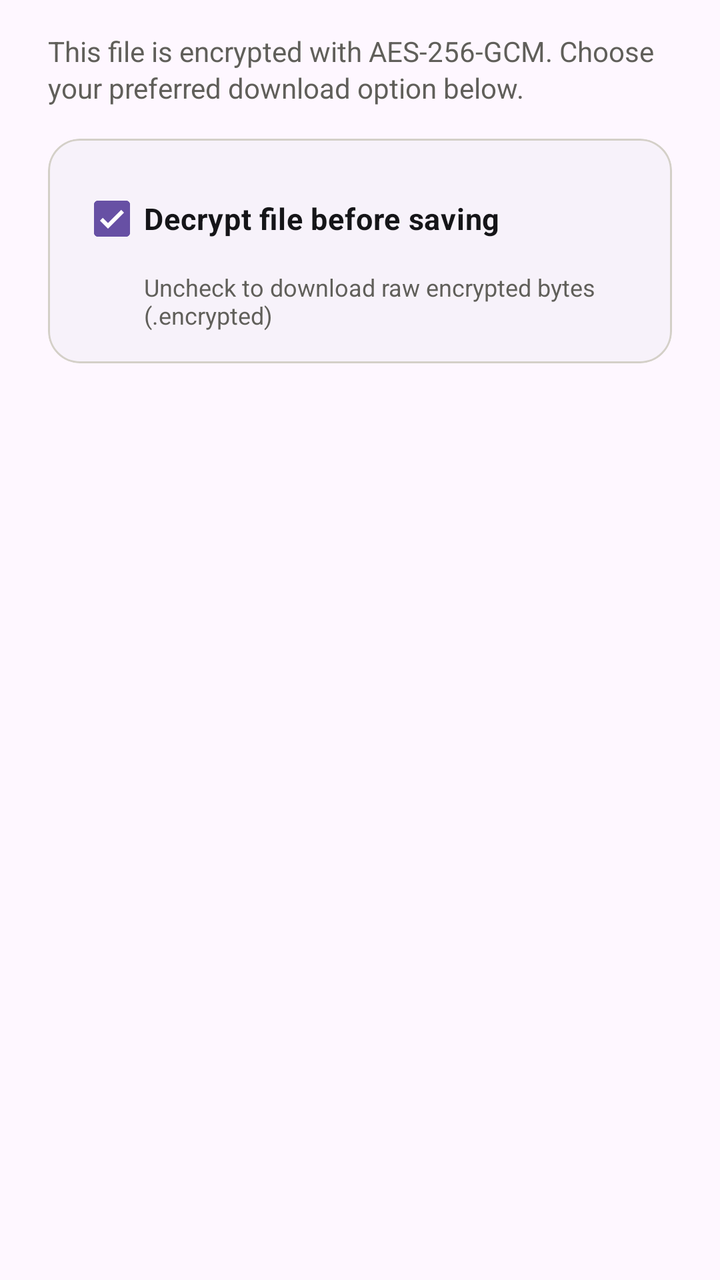
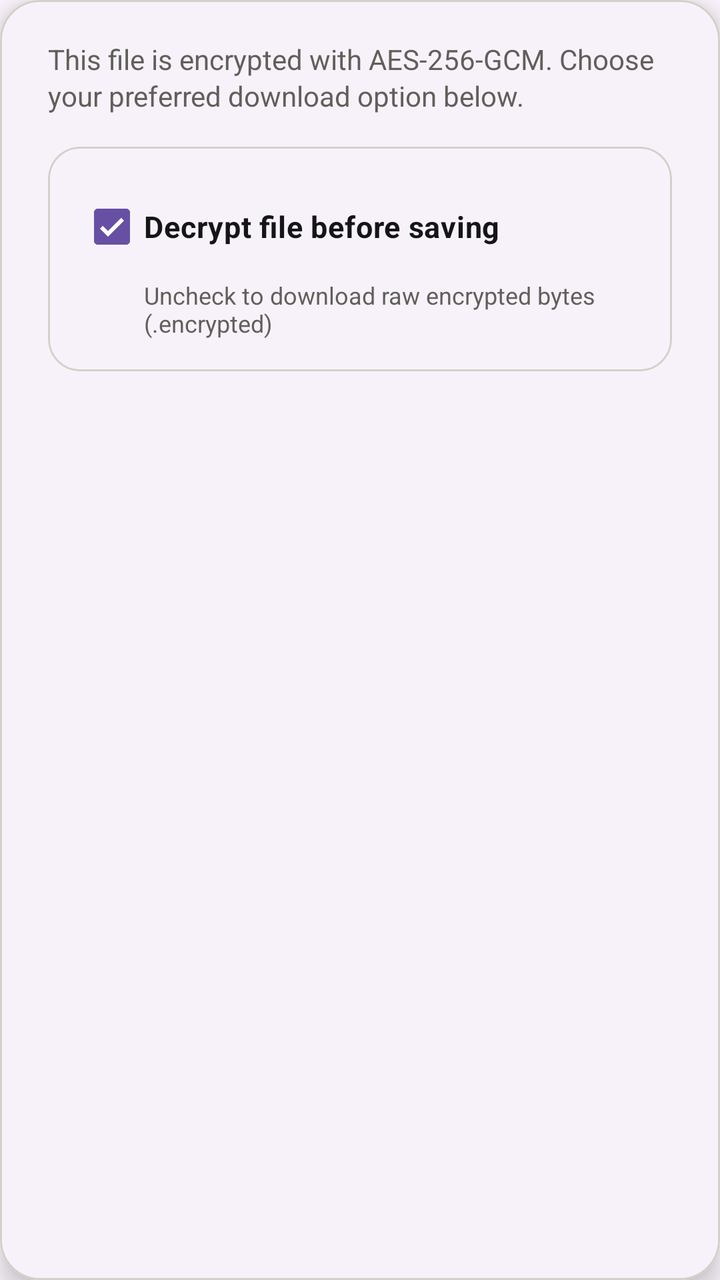

Two renders of the same Android screen: before a commit and after it. Below are the layout's source before the change and the commit's diff.
<!-- AndroidManifest.xml: application theme Theme.CipherVault -->
<!-- res/layout/dialog_download_options.xml -->
<?xml version="1.0" encoding="utf-8"?>
<LinearLayout xmlns:android="http://schemas.android.com/apk/res/android"
    xmlns:app="http://schemas.android.com/apk/res-auto"
    android:layout_width="match_parent"
    android:layout_height="wrap_content"
    android:orientation="vertical"
    android:paddingHorizontal="24dp"
    android:paddingTop="16dp"
    android:paddingBottom="8dp">

    
    <TextView
        android:id="@+id/tvDialogMessage"
        android:layout_width="match_parent"
        android:layout_height="wrap_content"
        android:text="@string/download_dialog_msg_aes"
        android:textColor="?attr/colorOnSurfaceVariant"
        android:textSize="14sp"
        android:lineSpacingExtra="2dp" />

    
    <com.google.android.material.card.MaterialCardView
        style="@style/Widget.Material3.CardView.Filled"
        android:layout_width="match_parent"
        android:layout_height="wrap_content"
        android:layout_marginTop="16dp"
        app:cardCornerRadius="16dp"
        app:cardElevation="0dp"
        app:strokeWidth="1dp"
        app:strokeColor="?attr/colorOutlineVariant"
        app:cardBackgroundColor="?attr/colorSurfaceContainerLow">

        <LinearLayout
            android:layout_width="match_parent"
            android:layout_height="wrap_content"
            android:orientation="vertical"
            android:padding="16dp">

            <com.google.android.material.checkbox.MaterialCheckBox
                android:id="@+id/cbDecrypt"
                android:layout_width="match_parent"
                android:layout_height="wrap_content"
                android:checked="true"
                android:text="@string/cb_decrypt_label"
                android:textColor="?attr/colorOnSurface"
                android:textSize="15sp"
                android:textStyle="bold" />

            <TextView
                android:id="@+id/tvDecryptHint"
                android:layout_width="match_parent"
                android:layout_height="wrap_content"
                android:layout_marginStart="32dp"
                android:layout_marginTop="2dp"
                android:text="@string/cb_decrypt_hint"
                android:textColor="?attr/colorOnSurfaceVariant"
                android:textSize="12sp" />
        </LinearLayout>
    </com.google.android.material.card.MaterialCardView>

</LinearLayout>
<!-- resources referenced by this layout -->
<resources>
  <string name="cb_decrypt_hint">Uncheck to download raw encrypted bytes (.encrypted)</string>
  <string name="cb_decrypt_label">Decrypt file before saving</string>
  <string name="download_dialog_msg_aes">This file is encrypted with AES-256-GCM. Choose your preferred download option below.</string>
  <style name="Theme.CipherVault" parent="Theme.Material3.DayNight.NoActionBar">
          
          <item name="colorSurface">@color/md_theme_light_surface</item>
          <item name="colorOnSurface">@color/md_theme_light_onSurface</item>
          <item name="colorSurfaceVariant">@color/md_theme_light_surfaceVariant</item>
          <item name="colorOnSurfaceVariant">@color/md_theme_light_onSurfaceVariant</item>
          <item name="colorOutline">@color/md_theme_light_outline</item>
          <item name="colorOutlineVariant">@color/md_theme_light_outlineVariant</item>
  
          
          <item name="android:statusBarColor">@android:color/transparent</item>
          <item name="android:navigationBarColor">@android:color/transparent</item>
          <item name="android:windowLightStatusBar">true</item>
          <item name="android:windowLightNavigationBar" tools:targetApi="o_mr1">true</item>
      </style>
  <color name="md_theme_light_surface">#F9F8F6</color>
  <color name="md_theme_light_onSurface">#151518</color>
  <color name="md_theme_light_surfaceVariant">#E6E3DD</color>
  <color name="md_theme_light_onSurfaceVariant">#605F5A</color>
  <color name="md_theme_light_outline">#8A8882</color>
  <color name="md_theme_light_outlineVariant">#D4D0C8</color>
</resources>

<!-- the commit's change to res/layout/dialog_download_options.xml (unified diff, before → after) -->
@@ -1,61 +1,72 @@
 <?xml version="1.0" encoding="utf-8"?>
-<LinearLayout xmlns:android="http://schemas.android.com/apk/res/android"
+<com.google.android.material.card.MaterialCardView
+    xmlns:android="http://schemas.android.com/apk/res/android"
     xmlns:app="http://schemas.android.com/apk/res-auto"
     android:layout_width="match_parent"
     android:layout_height="wrap_content"
-    android:orientation="vertical"
-    android:paddingHorizontal="24dp"
-    android:paddingTop="16dp"
-    android:paddingBottom="8dp">
+    app:cardCornerRadius="20dp"
+    app:cardElevation="8dp"
+    app:strokeWidth="1dp"
+    app:strokeColor="?attr/colorOutlineVariant"
+    app:cardBackgroundColor="?attr/colorSurfaceContainerLow">
 
-    
-    <TextView
-        android:id="@+id/tvDialogMessage"
+    <LinearLayout
         android:layout_width="match_parent"
         android:layout_height="wrap_content"
-        android:text="@string/download_dialog_msg_aes"
-        android:textColor="?attr/colorOnSurfaceVariant"
-        android:textSize="14sp"
-        android:lineSpacingExtra="2dp" />
+        android:orientation="vertical"
+        android:paddingHorizontal="24dp"
+        android:paddingTop="20dp"
+        android:paddingBottom="16dp">
 
-    
-    <com.google.android.material.card.MaterialCardView
-        style="@style/Widget.Material3.CardView.Filled"
-        android:layout_width="match_parent"
-        android:layout_height="wrap_content"
-        android:layout_marginTop="16dp"
-        app:cardCornerRadius="16dp"
-        app:cardElevation="0dp"
-        app:strokeWidth="1dp"
-        app:strokeColor="?attr/colorOutlineVariant"
-        app:cardBackgroundColor="?attr/colorSurfaceContainerLow">
-
-        <LinearLayout
+        
+        <TextView
+            android:id="@+id/tvDialogMessage"
             android:layout_width="match_parent"
             android:layout_height="wrap_content"
-            android:orientation="vertical"
-            android:padding="16dp">
+            android:text="@string/download_dialog_msg_aes"
+            android:textColor="?attr/colorOnSurfaceVariant"
+            android:textSize="14sp"
+            android:lineSpacingExtra="2dp" />
 
-            <com.google.android.material.checkbox.MaterialCheckBox
-                android:id="@+id/cbDecrypt"
+        
+        <com.google.android.material.card.MaterialCardView
+            style="@style/Widget.Material3.CardView.Filled"
+            android:layout_width="match_parent"
+            android:layout_height="wrap_content"
+            android:layout_marginTop="16dp"
+            app:cardCornerRadius="16dp"
+            app:cardElevation="0dp"
+            app:strokeWidth="1dp"
+            app:strokeColor="?attr/colorOutlineVariant"
+            app:cardBackgroundColor="?attr/colorSurfaceContainerLow">
+
+            <LinearLayout
                 android:layout_width="match_parent"
                 android:layout_height="wrap_content"
-                android:checked="true"
-                android:text="@string/cb_decrypt_label"
-                android:textColor="?attr/colorOnSurface"
-                android:textSize="15sp"
-                android:textStyle="bold" />
+                android:orientation="vertical"
+                android:padding="16dp">
 
-            <TextView
-                android:id="@+id/tvDecryptHint"
-                android:layout_width="match_parent"
-                android:layout_height="wrap_content"
-                android:layout_marginStart="32dp"
-                android:layout_marginTop="2dp"
-                android:text="@string/cb_decrypt_hint"
-                android:textColor="?attr/colorOnSurfaceVariant"
-                android:textSize="12sp" />
-        </LinearLayout>
-    </com.google.android.material.card.MaterialCardView>
+                <com.google.android.material.checkbox.MaterialCheckBox
+                    android:id="@+id/cbDecrypt"
+                    android:layout_width="match_parent"
+                    android:layout_height="wrap_content"
+                    android:checked="true"
+                    android:text="@string/cb_decrypt_label"
+                    android:textColor="?attr/colorOnSurface"
+                    android:textSize="15sp"
+                    android:textStyle="bold" />
 
-</LinearLayout>
+                <TextView
+                    android:id="@+id/tvDecryptHint"
+                    android:layout_width="match_parent"
+                    android:layout_height="wrap_content"
+                    android:layout_marginStart="32dp"
+                    android:layout_marginTop="2dp"
+                    android:text="@string/cb_decrypt_hint"
+                    android:textColor="?attr/colorOnSurfaceVariant"
+                    android:textSize="12sp" />
+            </LinearLayout>
+        </com.google.android.material.card.MaterialCardView>
+
+    </LinearLayout>
+</com.google.android.material.card.MaterialCardView>
